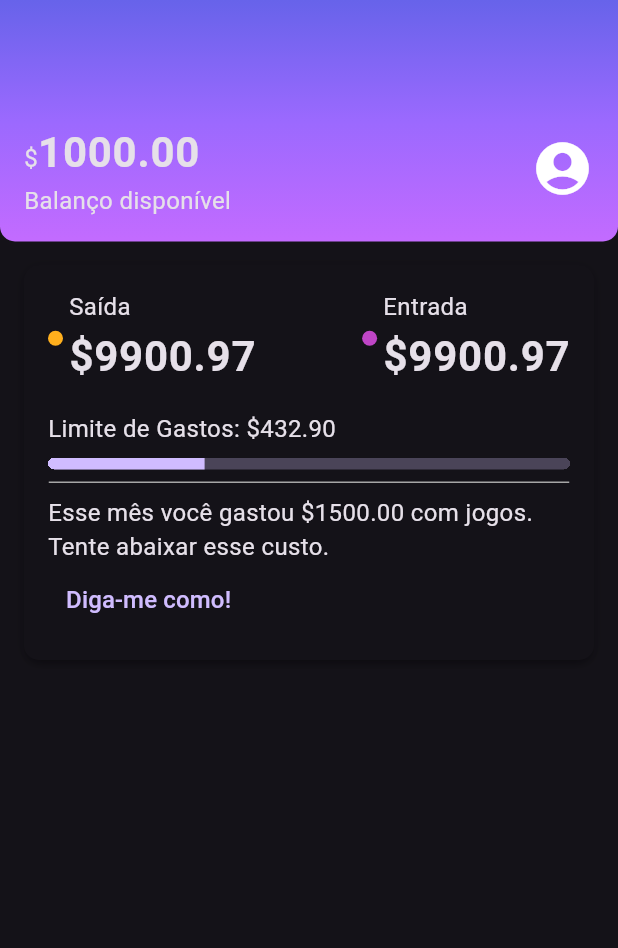
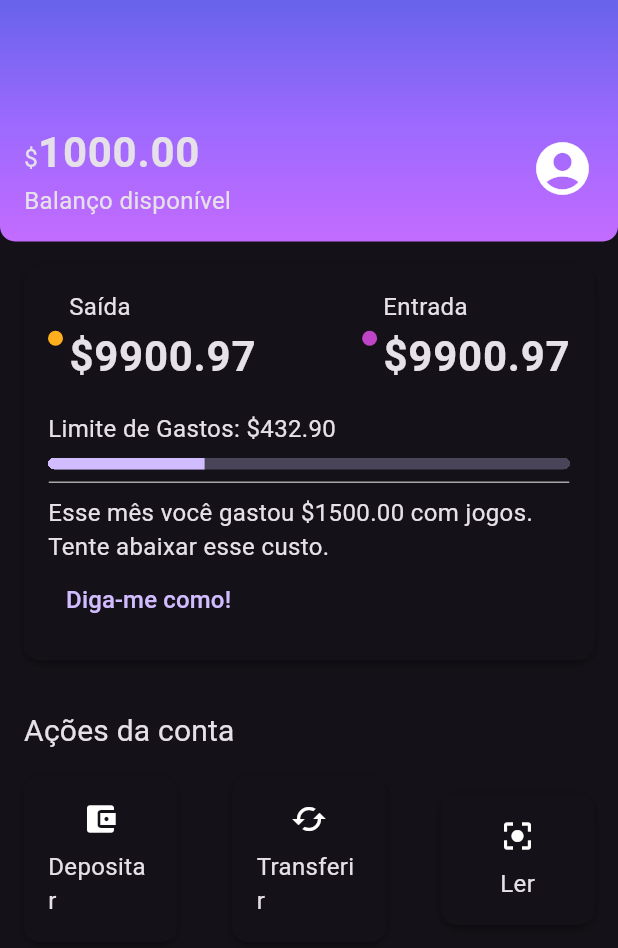
Before and after one commit to SinxCode/alubank, a Flutter app: the screen it shows after launch, on a phone screen of 412 x 824 dp. Shown: the top 948 px of the screen. Run offline on Flutter 3.47's test engine with Material 3 defaults, Android fonts, the phone set to English and light mode, and no system bars.

Commit message:
Criando Sessão de Account_Action e utilizando os Widgets 'Ink' e 'Inkwell'

```diff
--- /dev/null
+++ b/lib/components/sections/account_action.dart
@@ -0,0 +1,79 @@
+import 'package:alubank/components/sections/box_card.dart';
+import 'package:flutter/material.dart';
+
+class AccountActions extends StatelessWidget {
+  const AccountActions({super.key});
+
+  @override
+  Widget build(BuildContext context) {
+    return Padding(
+      padding: const EdgeInsets.all(16),
+      child: Column(crossAxisAlignment: CrossAxisAlignment.start, children: [
+        Padding(
+          padding: const EdgeInsets.only(bottom: 16.0),
+          child: Text(
+            'Ações da conta',
+            style: Theme.of(context).textTheme.titleMedium,
+          ),
+        ),
+        Row(
+          mainAxisAlignment: MainAxisAlignment.spaceBetween,
+          children: [
+            // O Inkwell envolve o widget desejado para que ele se torne "clicável"
+            InkWell(
+              onTap: (){},
+              child: BoxCard(
+                boxContent: _AccountActionsContent(
+                  icon: Icon(Icons.account_balance_wallet),
+                  text: 'Depositar',
+                ),
+              ),
+            ),
+            InkWell(
+              onTap: (){},
+              child: BoxCard(
+                boxContent: _AccountActionsContent(
+                  icon: Icon(Icons.cached),
+                  text: 'Transferir',
+                ),
+              ),
+            ),
+            InkWell(
+              onTap: (){},
+              child: BoxCard(
+                boxContent: _AccountActionsContent(
+                  icon: Icon(Icons.center_focus_strong),
+                  text: 'Ler',
+                ),
+              ),
+            ),
+          ],
+        ),
+      ]),
+    );
+  }
+}
+
+class _AccountActionsContent extends StatelessWidget {
+  final Icon icon;
+  final String text;
+
+  const _AccountActionsContent(
+      {super.key, required this.icon, required this.text});
+
+  @override
+  Widget build(BuildContext context) {
+    return Container(
+      width: 70,
+      child: Column(
+        children: [
+          Padding(
+            padding: const EdgeInsets.only(bottom: 8),
+            child: icon,
+          ),
+          Text(text)
+        ],
+      ),
+    );
+  }
+}
--- a/lib/components/sections/box_card.dart
+++ b/lib/components/sections/box_card.dart
@@ -6,7 +6,10 @@ class BoxCard extends StatelessWidget {
 
   @override
   Widget build(BuildContext context) {
-    return Container(
+    return
+      //O INK tem a mesma função de um container, contudo ele dirá para o Inkwell que o efeito de "click" irá acontecer sobrepondo o INK.
+      //(Caso utilizassemos o Container o efeito ficaria atrás do container e não seria possível visualizar)
+      Ink(
       child: boxContent,
       decoration: BoxDecoration(
         boxShadow: kElevationToShadow[3],
--- a/lib/screens/home.dart
+++ b/lib/screens/home.dart
@@ -1,5 +1,6 @@
 import 'package:alubank/components/color_dot.dart';
 import 'package:alubank/components/content_division.dart';
+import 'package:alubank/components/sections/account_action.dart';
 import 'package:alubank/components/sections/box_card.dart';
 import 'package:alubank/components/sections/header.dart';
 import 'package:alubank/components/sections/recent_activity.dart';
@@ -18,6 +19,7 @@ class Home extends StatelessWidget {
         children: [
           Header(),
           RecentActivity(),
+          AccountActions(),
         ],
       ),
 
--- a/lib/themes/my_theme.dart
+++ b/lib/themes/my_theme.dart
@@ -13,5 +13,9 @@ ThemeData MyTheme = ThemeData(
       fontSize: 28,
       fontWeight: FontWeight.bold,
     ),
+    titleMedium: TextStyle(
+      fontSize: 20,
+      fontWeight: FontWeight.normal,
+    ),
   ),
 );
```
